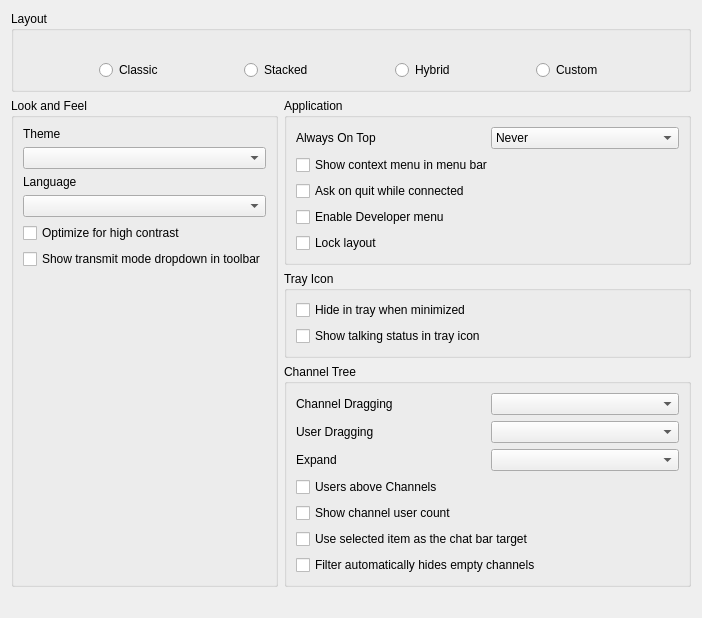
The window that src/mumble/LookConfig.ui (mumble-voip/mumble) describes before a commit, drawn with Qt 5.
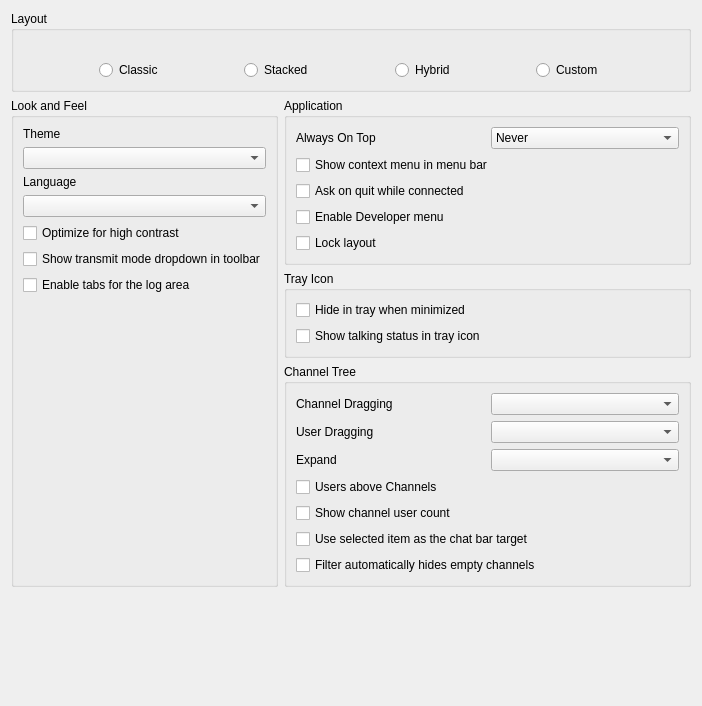
The same window after the commit. Icons and pictures are not drawn. Custom widgets are drawn as their Qt base class.

Commit message: Add tab functionality to the logging area

Patch:
```diff
--- a/src/mumble/LookConfig.ui
+++ b/src/mumble/LookConfig.ui
@@ -7,7 +7,7 @@
     <x>0</x>
     <y>0</y>
     <width>702</width>
-    <height>611</height>
+    <height>706</height>
    </rect>
   </property>
   <property name="windowTitle">
@@ -71,6 +71,16 @@
        </widget>
       </item>
       <item row="6" column="0">
+       <widget class="QCheckBox" name="qcbLogTabs">
+        <property name="toolTip">
+         <string>Adds tabs to the log section, for different communication channels</string>
+        </property>
+        <property name="text">
+         <string>Enable tabs for the log area</string>
+        </property>
+       </widget>
+      </item>
+      <item row="7" column="0">
        <spacer name="verticalSpacer">
         <property name="orientation">
          <enum>Qt::Vertical</enum>
```
The commit also changes 15 other files.
